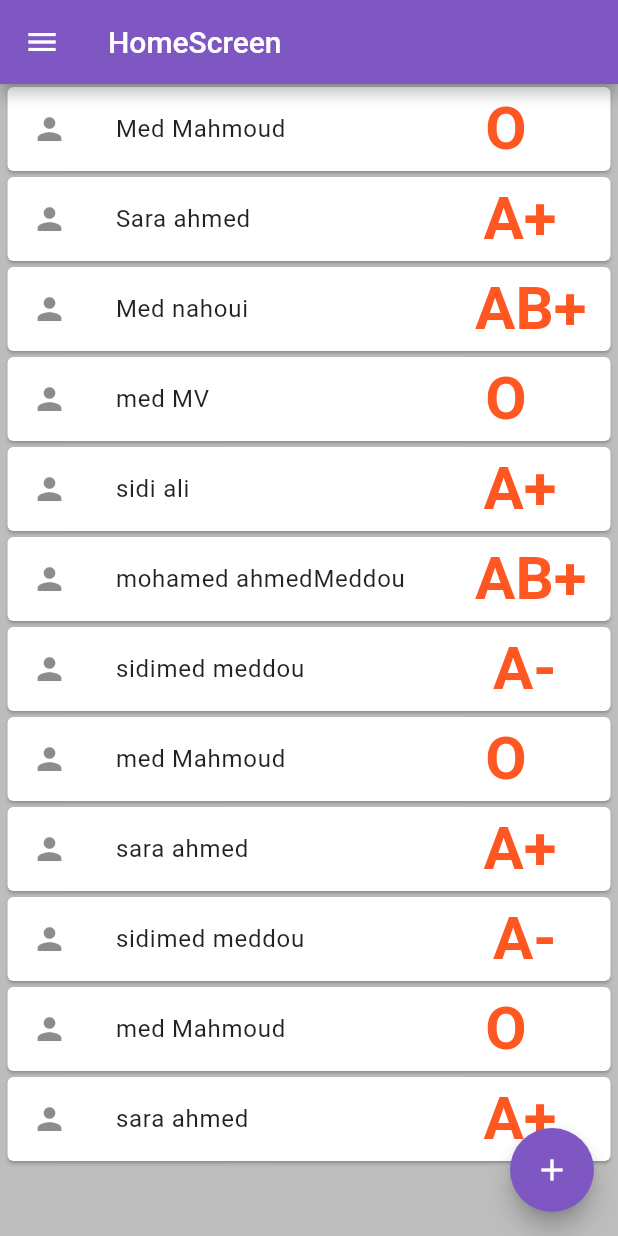
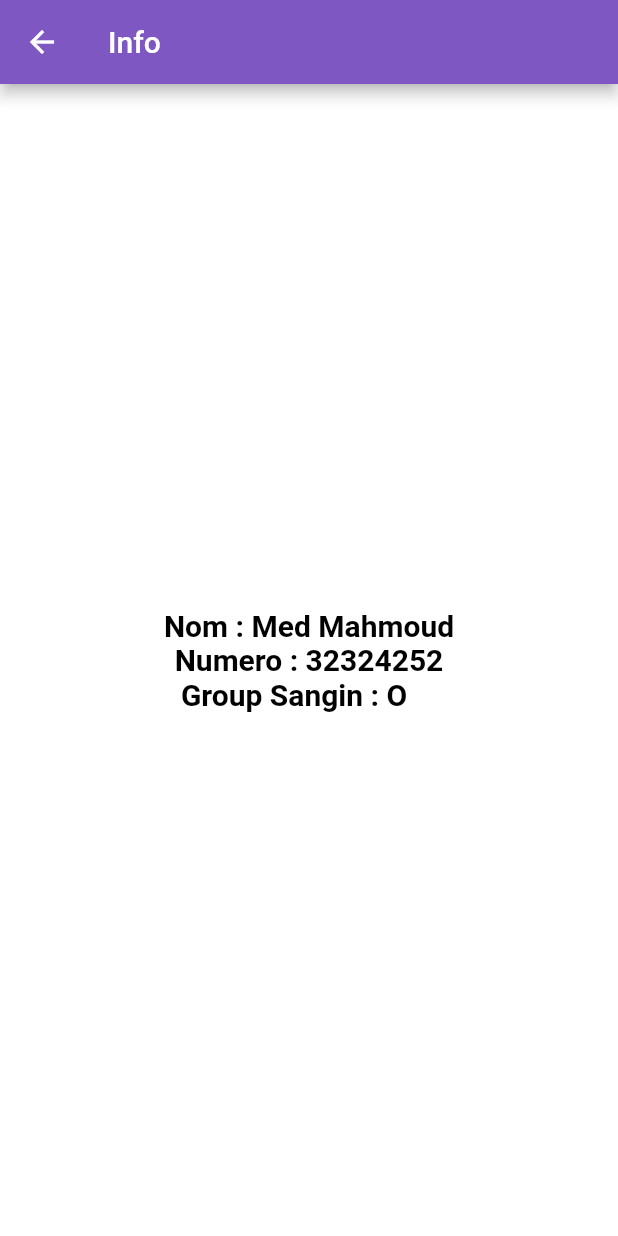
Before and after one commit to mohamedmv/zoumra, a Flutter app: the screen it shows after launch, after a tap on an icon or button, on a phone screen of 412 x 824 dp. Run offline on Flutter 3.47's test engine with Material 2 defaults, Android fonts, the phone set to English and light mode, and no system bars.

Commit message:
creting infoScreen and modification of homescreen and signinScreen

```diff
--- a/lib/main.dart
+++ b/lib/main.dart
@@ -1,5 +1,6 @@
 import 'package:flutter/material.dart';
 import 'package:zoumra/screens/homescreen/homescreen.dart';
+import 'package:zoumra/screens/infoScreen/infoScreen.dart';
 import 'package:zoumra/screens/sign-inScreen/sign-in.dart';
 
 void main() {
@@ -8,6 +9,7 @@ void main() {
     routes: {
       '/home' : (context) => HomeScreen(),
       '/signin': (context) => SignIn(),
+      '/info': (context) => InfoScreen(),
     },
   ));
 }
--- a/lib/screens/homeScreen/Mylist.dart
+++ b/lib/screens/homeScreen/Mylist.dart
@@ -15,7 +15,15 @@ class Mylist{
             margin: EdgeInsets.only(right:5,left:5,top: 2,bottom: 2),
            child: ListTile(
               leading: Icon(Icons.person),
-             onTap: (){},
+             onTap: (){
+               Navigator.pushNamed(context, '/info',arguments: {
+                'nom': data[index].nom,
+                'prenom': data[index].prenom,
+                'numero' : data[index].number,
+                'bloodtype': data[index].bloodtype
+
+               });
+             },
              title: Text('${data[index].nom} ${data[index].prenom}',
              style: TextStyle(letterSpacing: 0.5 )
 
@@ -23,7 +31,7 @@ class Mylist{
              trailing: Text('${data[index].bloodtype}',
              style: TextStyle(
                fontSize:40,
-               color: Colors.deepOrange,
+               color: Colors.brown   ,
                fontWeight: FontWeight.bold
              ),
 
--- a/lib/screens/homeScreen/homescreen.dart
+++ b/lib/screens/homeScreen/homescreen.dart
@@ -27,6 +27,14 @@ class _HomeScreenState extends State<HomeScreen> {
        User(nom:'sidimed',prenom: 'meddou',bloodtype: 'A-  ',number: 37994662),
       User(nom:'med',prenom: 'Mahmoud',bloodtype: 'O    ',number: 22334662),
       User(nom:'sara',prenom: 'ahmed',bloodtype: 'A+  ',number: 43434662),
+        User(nom:'Med',prenom: 'Mahmoud',bloodtype: 'O    ',number: 32324252),
+         User(nom:'Sara',prenom: 'ahmed',bloodtype: 'A+  ',number: 32324252),
+      User(nom:'Med',prenom: 'nahoui',bloodtype: 'AB+',number: 43434662),
+      User(nom:'med',prenom: 'MV',bloodtype: 'O    ',number: 43434662),
+      User(nom:'sidi',prenom: 'ali',bloodtype: 'A+  ',number: 43434662),
+      User(nom:'mohamed',prenom: 'ahmedMeddou',bloodtype: 'AB+',number: 43434662),
+       User(nom:'sidimed',prenom: 'meddou',bloodtype: 'A-  ',number: 43434662),
+      User(nom:'med',prenom: 'Mahmoud',bloodtype: 'O    ',number: 43434662),
 
 
       ];
--- a/lib/screens/homeScreen/mydrawer.dart
+++ b/lib/screens/homeScreen/mydrawer.dart
@@ -1,8 +1,10 @@
 import 'package:flutter/material.dart';
+import 'package:zoumra/Models/user.dart';
 
 class Mydrawer extends StatelessWidget {
   @override
   Widget build(BuildContext context) {
+    User me = User(nom:'Mohamed',prenom:'MV',number: 32424566,bloodtype: 'AB+');
 
     return ListView(
       children: <Widget>[
@@ -26,7 +28,7 @@ class Mydrawer extends StatelessWidget {
                        decoration: BoxDecoration(
                          border: Border(bottom: BorderSide(color: Colors.black26))
                        ),
-                       child: Text("AB+",
+                       child: Text("${me.bloodtype}",
                        style: TextStyle(
                          fontSize: 80,
                          color: Colors.blue
@@ -39,7 +41,7 @@ class Mydrawer extends StatelessWidget {
 
 
 
-                Text('Mohomed medvall' ,
+                Text('${me.nom} ${me.prenom}' ,
                 style: TextStyle(
                   fontSize:  15,
 
--- /dev/null
+++ b/lib/screens/infoScreen/infoScreen.dart
@@ -0,0 +1,43 @@
+import 'package:flutter/material.dart';
+
+class InfoScreen extends StatefulWidget {
+  @override
+  _InfoScreenState createState() => _InfoScreenState();
+}
+
+class _InfoScreenState extends State<InfoScreen> {
+  @override
+  Widget build(BuildContext context) {
+    Map user = ModalRoute.of(context).settings.arguments;
+    return Scaffold(
+     backgroundColor: Colors.white,
+      appBar: AppBar(
+        title: Text('Info'),
+        backgroundColor:Colors.deepPurple[400] ,
+      ),
+      body: Center(
+        child: Column(
+              mainAxisAlignment: MainAxisAlignment.center,
+              children: <Widget>[
+
+                Text('Nom : ${user['nom']} ${user['prenom']}',
+                style: TextStyle(fontSize:20, color: Colors.black,fontWeight: FontWeight.w600 ),
+                ),
+
+                Text('Numero : ${user['numero']}',
+                style: TextStyle(fontSize:20, color: Colors.black , fontWeight: FontWeight.w600),
+                ),
+
+                Text('Group Sangin : ${user['bloodtype']}',
+                style: TextStyle(fontSize:20, color: Colors.black,fontWeight: FontWeight.w600 ),
+                ),
+
+
+              ]
+            ),
+      ),
+
+
+    );
+  }
+}
--- a/lib/screens/sign-inScreen/sign-in.dart
+++ b/lib/screens/sign-inScreen/sign-in.dart
@@ -63,7 +63,7 @@ class _SignInState extends State<SignIn> {
 
                   items: bloodtypes.map((String type){
                     return DropdownMenuItem(
-                      child: Text(type),
+                      child: Text(type, style: TextStyle(fontSize:20 , color: Colors.brown),),
                       value:type,
                       );
                   }).toList()
```
